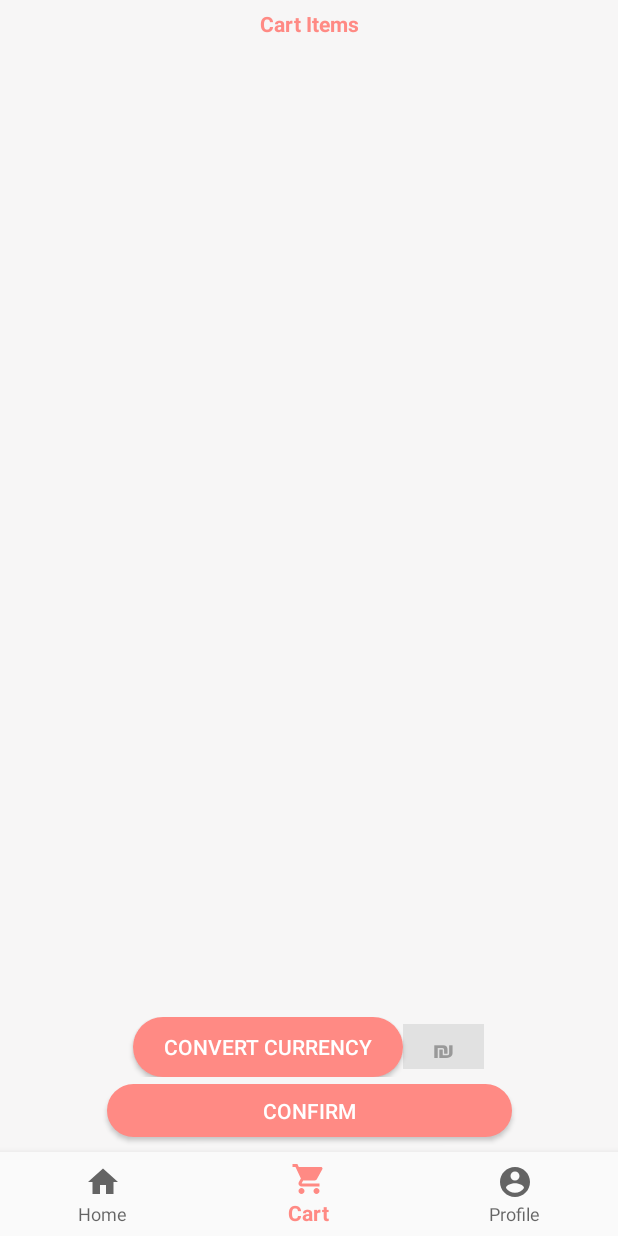
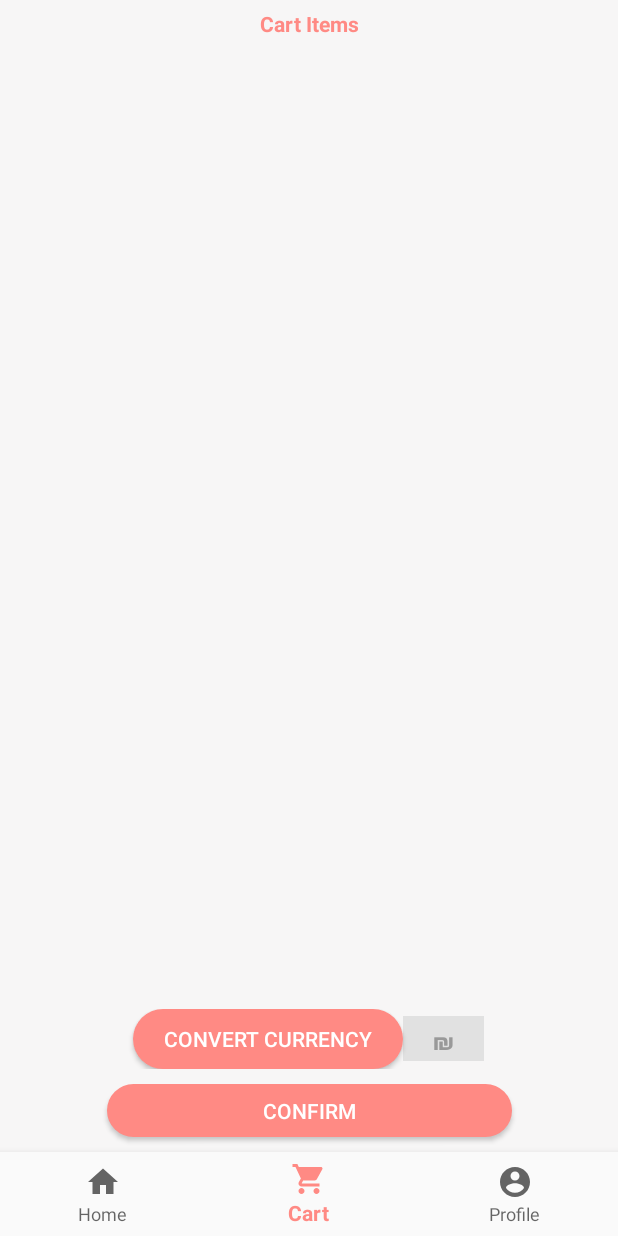
Before and after one commit to TasnimZuhod/MobileProject, an Android app: the CartActivity screen opened directly, with no data from a screen before it, on a phone screen of 412 x 824 dp. Run offline under Robolectric (Android 15) with nearby library versions, the phone set to English and light mode, and no system bars.

Commit message:
Fixed design issue

```diff
--- a/app/src/main/res/layout/activity_cart.xml
+++ b/app/src/main/res/layout/activity_cart.xml
@@ -32,18 +32,19 @@
         app:layout_constraintLeft_toLeftOf="parent"
         app:layout_constraintRight_toRightOf="parent"
         app:layout_constraintTop_toBottomOf="@+id/Sections"
-        android:paddingBottom="104dp"
+        android:paddingBottom="160dp"
          />
 
     <android.support.v7.widget.LinearLayoutCompat
         android:id="@+id/desc"
         android:layout_width="match_parent"
         android:layout_height="wrap_content"
-        android:layout_marginBottom="50dp"
+        android:layout_marginBottom="10dp"
+
         android:gravity="center"
         app:layout_constraintLeft_toLeftOf="parent"
         app:layout_constraintRight_toRightOf="parent"
-        app:layout_constraintBottom_toTopOf="@+id/navigation">
+        app:layout_constraintBottom_toTopOf="@+id/ConfirmBTN">
 
     <Button
         android:id="@+id/ConvertBTNCart"
```
